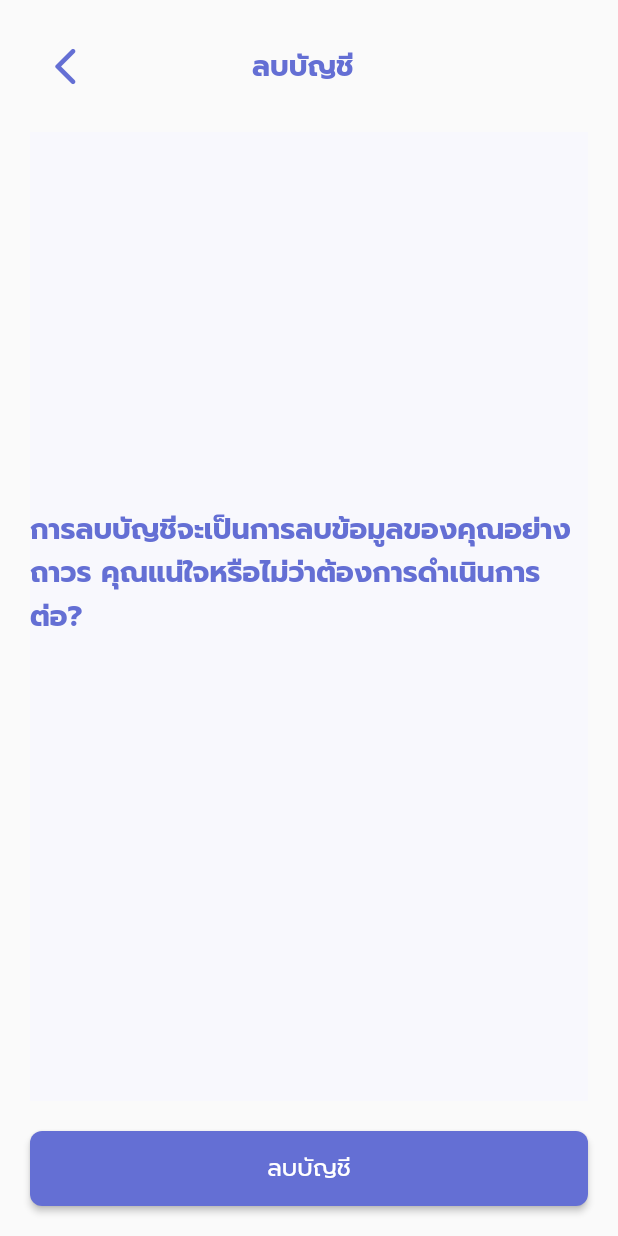
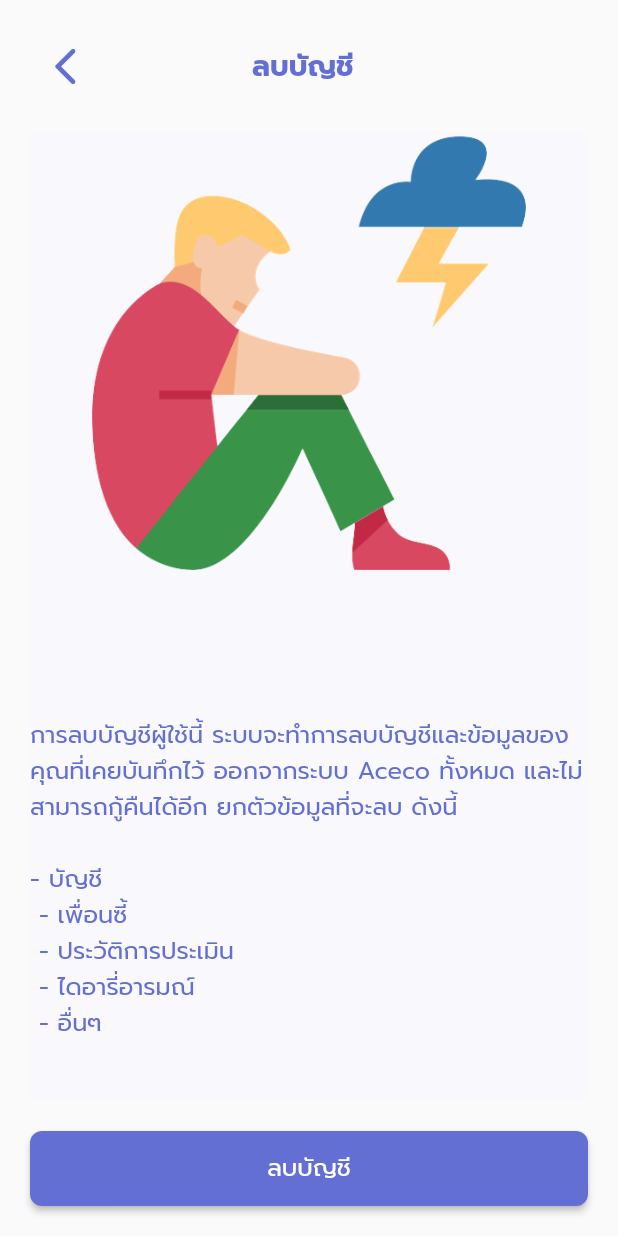
Before and after one commit to Pantawat88/Depression, a Flutter app: the DeleteAccount screen opened directly, on a phone screen of 412 x 824 dp. Run offline on Flutter 3.47's test engine with Material 2 defaults, Android fonts, the phone set to English and light mode, and no system bars.

Commit message:
Edit delete_account() --> Add ภาพลบบัญชีเศร้าๆ --> Add text รายละเอียดก่อนลบ

```diff
--- a/app_aceso/lib/pages/profile/delete_account.dart
+++ b/app_aceso/lib/pages/profile/delete_account.dart
@@ -58,11 +58,18 @@ class DeleteAccount extends StatelessWidget {
                     child: SingleChildScrollView(
                       child: Column(
                         children: <Widget>[
-SizedBox(height: 250,),
-                          Text('การลบบัญชีจะเป็นการลบข้อมูลของคุณอย่างถาวร คุณแน่ใจหรือไม่ว่าต้องการดำเนินการต่อ?',style: textHeading,)
-
-
-
+                          SizedBox(
+                            child: Image.asset('assets/icon_settingpage/depressed-removebg-preview.png', height: 295, width: 295),
+                          ),
+SizedBox(height: 95,),
+                          Text('การลบบัญชีผู้ใช้นี้ ระบบจะทำการลบบัญชีและข้อมูลของคุณที่เคยบันทึกไว้ ออกจากระบบ Aceco ทั้งหมด และไม่สามารถกู้คืนได้อีก ยกตัวข้อมูลที่จะลบ ดังนี้\n'
+                            ,style: textnormal,),
+                          Row(
+                            children: [
+                              Text('- บัญชี\n - เพื่อนซี้\n - ประวัติการประเมิน\n - ไดอารี่อารมณ์\n - อื่นๆ'
+                                ,style: textnormal,),
+                            ],
+                          )
 
 
 
```
